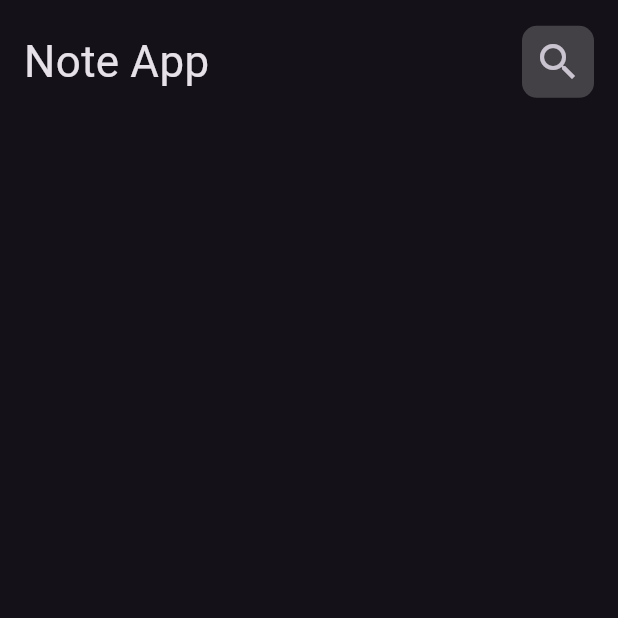
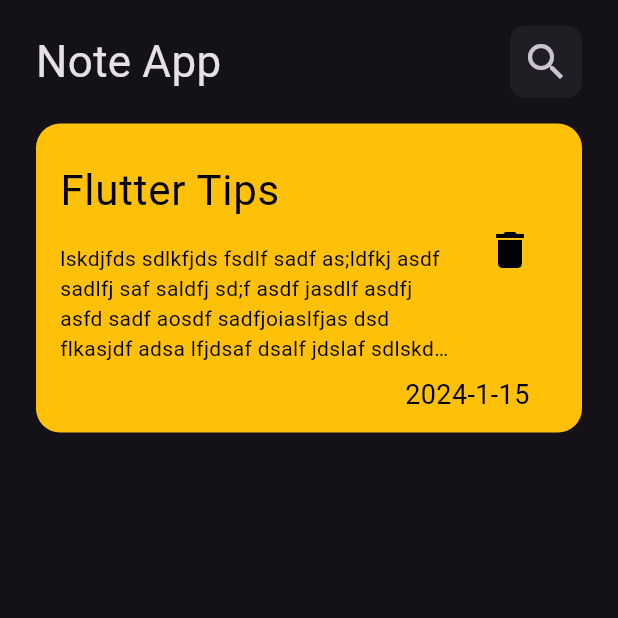
Before and after one commit to osamaahmedalsharabi/first_note_app, a Flutter app: the screen it shows after launch, on a phone screen of 412 x 824 dp, the top half of it. Run offline on Flutter 3.47's test engine with Material 3 defaults, Android fonts, the phone set to English and light mode, and no system bars.

Commit message:
create custom note widget

```diff
--- a/lib/views/widgets/custom_app_bar_widget.dart
+++ b/lib/views/widgets/custom_app_bar_widget.dart
@@ -1,4 +1,3 @@
-
 import 'package:flutter/material.dart';
 
 class CustomAppBarWidget extends StatelessWidget {
@@ -23,7 +22,7 @@ class CustomAppBarWidget extends StatelessWidget {
           ),
           Container(
             decoration: BoxDecoration(
-                color: Colors.white.withOpacity(0.2),
+                color: Colors.white.withOpacity(0.05),
                 borderRadius: BorderRadius.circular(10)),
             child: IconButton(
               icon: const Icon(
--- /dev/null
+++ b/lib/views/widgets/custom_note_widget.dart
@@ -0,0 +1,52 @@
+import 'package:flutter/material.dart';
+
+class CustomNoteWidget extends StatelessWidget {
+  const CustomNoteWidget({
+    super.key,
+  });
+
+  @override
+  Widget build(BuildContext context) {
+    return Container(
+      height: MediaQuery.sizeOf(context).height * 0.25,
+      width: double.infinity,
+      decoration: BoxDecoration(
+          color: Colors.amber, borderRadius: BorderRadius.circular(16)),
+      child: Column(
+        crossAxisAlignment: CrossAxisAlignment.end,
+        children: [
+          ListTile(
+            title: const Padding(
+              padding: EdgeInsets.symmetric(vertical: 15.0),
+              child: Text(
+                "Flutter Tips",
+                style: TextStyle(fontSize: 28, color: Colors.black),
+              ),
+            ),
+            subtitle: const Text(
+              maxLines: 4,
+              overflow: TextOverflow.ellipsis,
+              "lskdjfds sdlkfjds fsdlf sadf as;ldfkj asdf sadlfj saf saldfj sd;f asdf jasdlf asdfj asfd sadf aosdf sadfjoiaslfjas dsd flkasjdf adsa lfjdsaf dsalf jdslaf sd"
+              "lskdjfds sdlkfjds fsdlf sadf as;ldfkj asdf sadlfj saf saldfj sd;f asdf jasdlf asdfj asfd sadf aosdf sadfjoiaslfjas dsd flkasjdf adsa lfjdsaf dsalf jdslaf sd",
+              style: TextStyle(color: Colors.black),
+            ),
+            trailing: IconButton(
+                onPressed: () {},
+                icon: const Icon(
+                  Icons.delete,
+                  color: Colors.black,
+                  size: 32,
+                )),
+          ),
+          const Padding(
+            padding: EdgeInsets.only(right: 35.0),
+            child: Text(
+              '2024-1-15',
+              style: TextStyle(color: Colors.black, fontSize: 18),
+            ),
+          )
+        ],
+      ),
+    );
+  }
+}
--- a/lib/views/widgets/note_view_body_widget.dart
+++ b/lib/views/widgets/note_view_body_widget.dart
@@ -1,5 +1,7 @@
 import 'package:first_note_app/views/widgets/custom_app_bar_widget.dart';
+import 'package:first_note_app/views/widgets/custom_note_widget.dart';
 import 'package:flutter/material.dart';
+import 'package:flutter/widgets.dart';
 
 class NoteViewBody extends StatelessWidget {
   const NoteViewBody({super.key});
@@ -9,9 +11,9 @@ class NoteViewBody extends StatelessWidget {
     return const SafeArea(
       child: Scaffold(
         body: Padding(
-          padding: EdgeInsets.symmetric(horizontal: 16.0),
+          padding: EdgeInsets.symmetric(horizontal: 24.0),
           child: Column(
-            children: [CustomAppBarWidget()],
+            children: [CustomAppBarWidget(), CustomNoteWidget()],
           ),
         ),
       ),
```
Also changed, not shown: lib/views/note_view.dart (line endings or trailing spaces).
